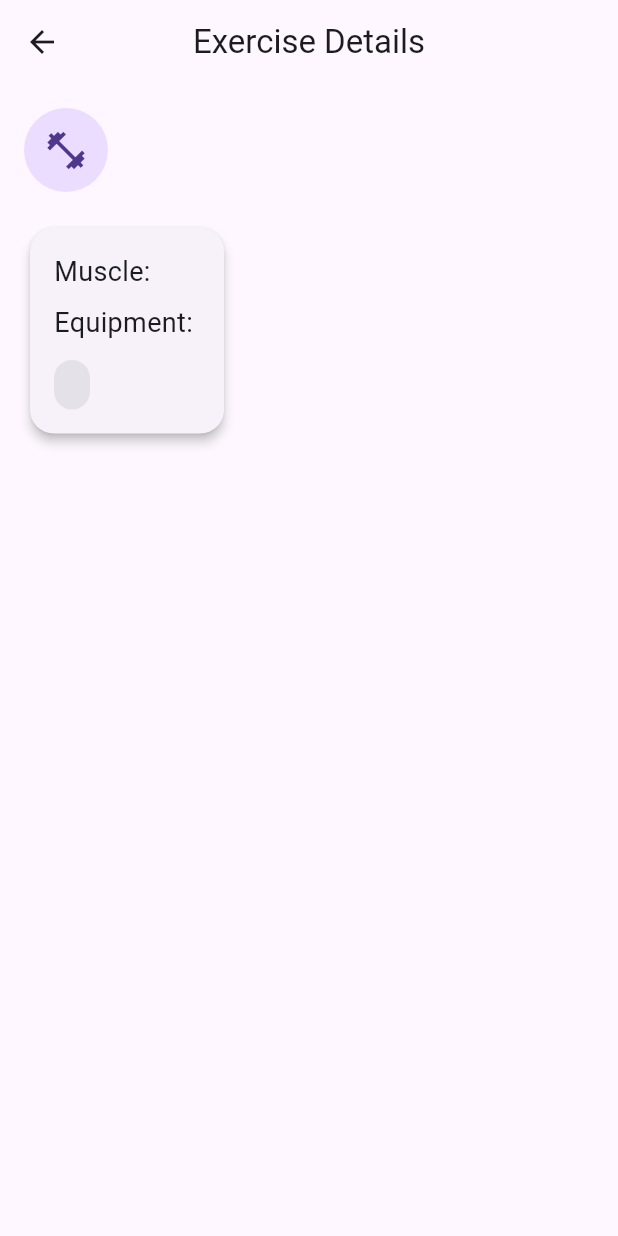
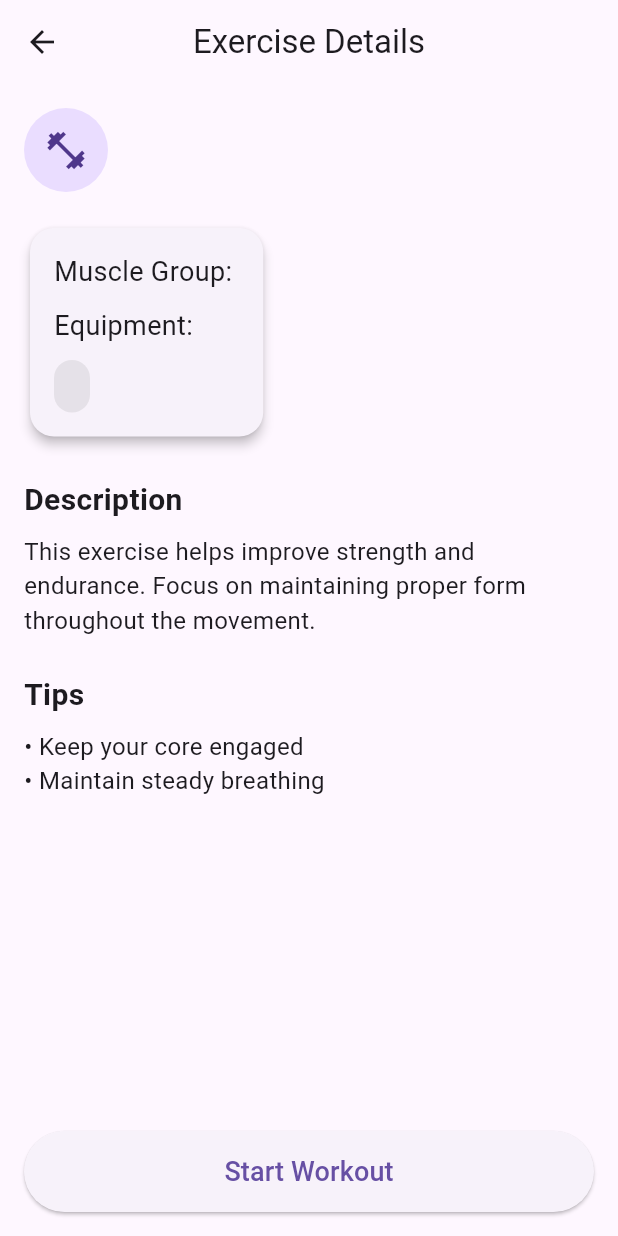
Before and after one commit to boizura/FitDuo, a Flutter app: the ExerciseDetailScreen screen opened directly with empty values, on a phone screen of 412 x 824 dp. Run offline on Flutter 3.47's test engine with Material 3 defaults, Android fonts, the light colour scheme and no system bars.

Commit message:
Add brief description, tip and a demo workout button to exercise detail screen

```diff
--- a/lib/screens/exercise_detail_screen.dart
+++ b/lib/screens/exercise_detail_screen.dart
@@ -14,7 +14,7 @@ class ExerciseDetailScreen extends StatelessWidget {
     required this.equipment,
   });
 
-  // Difficulty color
+  // Colors for difficulty levela
   Color _difficultyColor(String difficulty) {
     switch (difficulty) {
       case 'Beginner':
@@ -28,7 +28,6 @@ class ExerciseDetailScreen extends StatelessWidget {
     }
   }
 
-  // Muscle icon
   IconData _muscleIcon(String muscle) {
     switch (muscle) {
       case 'Chest':
@@ -58,7 +57,7 @@ class ExerciseDetailScreen extends StatelessWidget {
         child: Column(
           crossAxisAlignment: CrossAxisAlignment.start,
           children: [
-            // Header (icon + name)
+            // Exercise Header
             Row(
               children: [
                 CircleAvatar(
@@ -66,11 +65,13 @@ class ExerciseDetailScreen extends StatelessWidget {
                   child: Icon(_muscleIcon(muscle), size: 30),
                 ),
                 const SizedBox(width: 16),
-                Text(
-                  name,
-                  style: const TextStyle(
-                    fontSize: 24,
-                    fontWeight: FontWeight.bold,
+                Expanded(
+                  child: Text(
+                    name,
+                    style: const TextStyle(
+                      fontSize: 26,
+                      fontWeight: FontWeight.bold,
+                    ),
                   ),
                 ),
               ],
@@ -80,24 +81,26 @@ class ExerciseDetailScreen extends StatelessWidget {
 
             // Info Card
             Card(
+              elevation: 3,
               shape: RoundedRectangleBorder(
                 borderRadius: BorderRadius.circular(16),
               ),
-              elevation: 3,
               child: Padding(
                 padding: const EdgeInsets.all(16),
                 child: Column(
                   crossAxisAlignment: CrossAxisAlignment.start,
                   children: [
-                    Text('Muscle: $muscle',
-                        style: const TextStyle(fontSize: 18)),
+                    Text(
+                      'Muscle Group: $muscle',
+                      style: const TextStyle(fontSize: 18),
+                    ),
+                    const SizedBox(height: 10),
 
-                    const SizedBox(height: 8),
-
-                    Text('Equipment: $equipment',
-                        style: const TextStyle(fontSize: 18)),
-
-                    const SizedBox(height: 12),
+                    Text(
+                      'Equipment: $equipment',
+                      style: const TextStyle(fontSize: 18),
+                    ),
+                    const SizedBox(height: 10),
 
                     // Difficulty badge
                     Container(
@@ -113,10 +116,70 @@ class ExerciseDetailScreen extends StatelessWidget {
                         style: TextStyle(
                           color: _difficultyColor(difficulty),
                           fontWeight: FontWeight.bold,
+                          fontSize: 16,
                         ),
                       ),
                     ),
                   ],
+                ),
+              ),
+            ),
+
+            const SizedBox(height: 24),
+
+            // Description
+            const Text(
+              'Description',
+              style: TextStyle(
+                fontSize: 20,
+                fontWeight: FontWeight.bold,
+              ),
+            ),
+            const SizedBox(height: 8),
+
+            const Text(
+              'This exercise helps improve strength and endurance. '
+              'Focus on maintaining proper form throughout the movement. ',
+              style: TextStyle(fontSize: 16),
+            ),
+
+            const SizedBox(height: 24),
+
+            // Tips Section
+            const Text(
+              'Tips',
+              style: TextStyle(
+                fontSize: 20,
+                fontWeight: FontWeight.bold,
+              ),
+            ),
+            const SizedBox(height: 8),
+
+            const Text(
+              '• Keep your core engaged\n'
+              '• Maintain steady breathing\n',
+              style: TextStyle(fontSize: 16),
+            ),
+
+            const Spacer(),
+
+            // Start Workout Button
+            SizedBox(
+              width: double.infinity,
+              child: ElevatedButton(
+                style: ElevatedButton.styleFrom(
+                  padding: const EdgeInsets.symmetric(vertical: 14),
+                ),
+                onPressed: () {
+                  ScaffoldMessenger.of(context).showSnackBar(
+                    SnackBar(
+                      content: Text('$name workout started!'),
+                    ),
+                  );
+                },
+                child: const Text(
+                  'Start Workout',
+                  style: TextStyle(fontSize: 18),
                 ),
               ),
             ),
```
